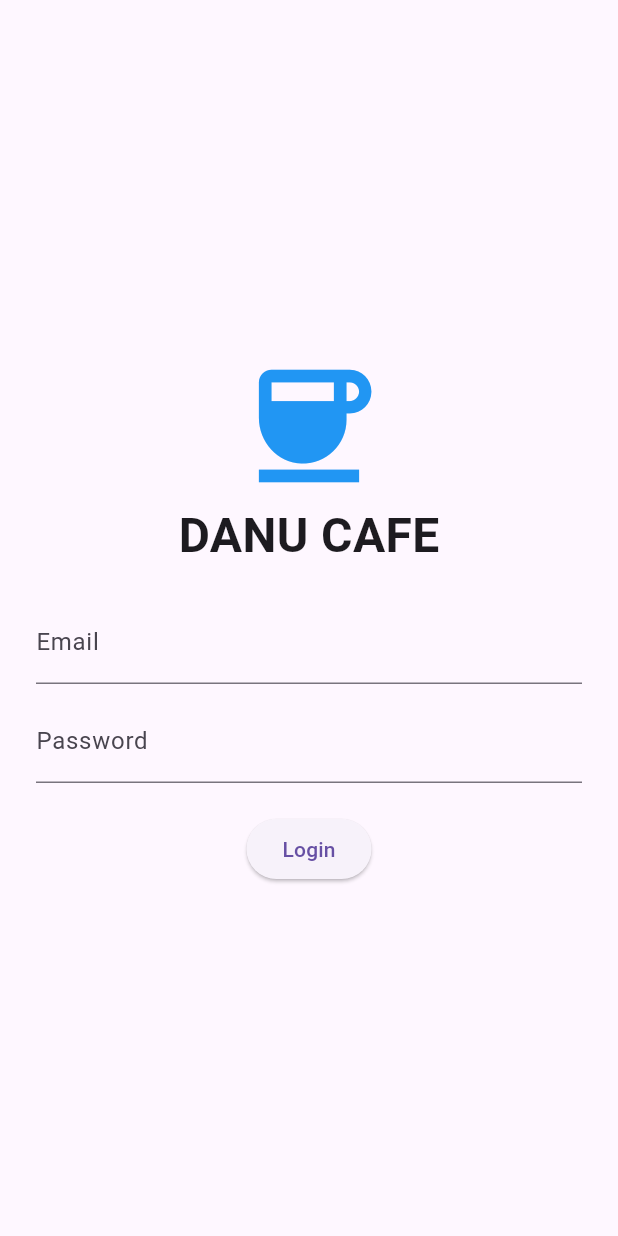
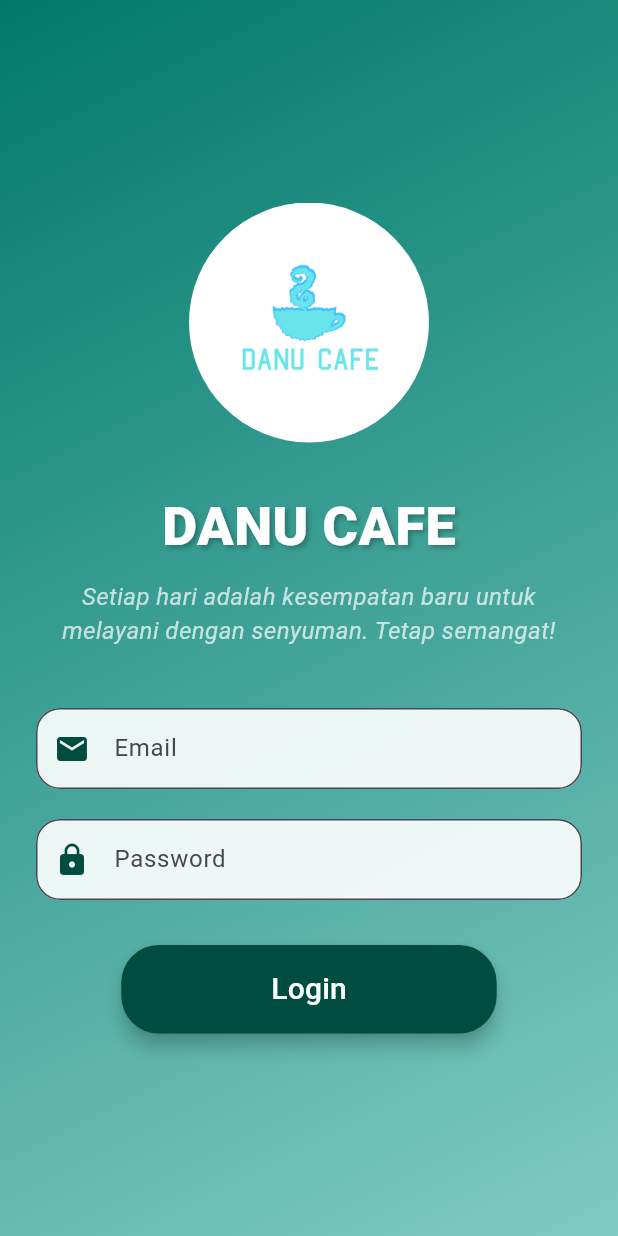
Before and after one commit to DanuCandra/pos, a Flutter app: the LoginScreen screen opened directly, on a phone screen of 412 x 824 dp. Run offline on Flutter 3.47's test engine with Material 3 defaults, Android fonts, the phone set to English and light mode, and no system bars; our stand-ins replace firebase_auth, firebase_core, sqflite; accounts and stored records are empty.

Commit message:
fiks jadi

```diff
--- a/lib/deskripsi.dart
+++ b/lib/deskripsi.dart
@@ -95,7 +95,7 @@ class Deskripsi extends StatelessWidget {
                       ),
                     );
                   },
-                  icon: Icon(Icons.edit),
+                  icon: Icon(Icons.edit , color: Colors.white),
                   label: Text('Edit Makanan',
                       style: TextStyle(color: Colors.white)),
                   style: ElevatedButton.styleFrom(
--- a/lib/edit_makanan.dart
+++ b/lib/edit_makanan.dart
@@ -164,8 +164,8 @@ class _EditMakananState extends State<EditMakanan> {
                 ),
               ),
               onPressed: _updateMenu,
-              icon: Icon(Icons.save),
-              label: Text('Simpan Perubahan'),
+              icon: Icon(Icons.save , color: Colors.white),
+              label: Text('Simpan Perubahan' , style: TextStyle(color: Colors.white)),
             ),
           ],
         ),
--- a/lib/login_screen.dart
+++ b/lib/login_screen.dart
@@ -1,10 +1,12 @@
 import 'package:firebase_auth/firebase_auth.dart';
 import 'package:flutter/material.dart';
+import 'dart:async';
 import 'home.dart';
 
 class LoginScreen extends StatelessWidget {
   final TextEditingController _emailController = TextEditingController();
   final TextEditingController _passwordController = TextEditingController();
+  final ValueNotifier<String?> _errorMessage = ValueNotifier<String?>(null);
 
   void _login(BuildContext context) async {
     try {
@@ -19,47 +21,158 @@ class LoginScreen extends StatelessWidget {
         context,
         MaterialPageRoute(builder: (context) => Home(checkoutItems: [])),
       );
+      _errorMessage.value = null;
     } catch (e) {
-      ScaffoldMessenger.of(context).showSnackBar(
-        SnackBar(content: Text('Login gagal: ${e.toString()}')),
-      );
+      _errorMessage.value = 'Email atau password salah.';
+      Timer(Duration(seconds: 3), () => _errorMessage.value = null);
     }
   }
 
   @override
   Widget build(BuildContext context) {
     return Scaffold(
-      body: Center(
-        child: Padding(
+      body: Container(
+        decoration: BoxDecoration(
+          gradient: LinearGradient(
+            colors: [Colors.teal.shade700, Colors.teal.shade200],
+            begin: Alignment.topLeft,
+            end: Alignment.bottomRight,
+          ),
+        ),
+        child: Center(
+          child: SingleChildScrollView(
             padding: const EdgeInsets.symmetric(horizontal: 24.0),
             child: Column(
               mainAxisAlignment: MainAxisAlignment.center,
               children: [
-              Icon(Icons.coffee, size: 100, color: Colors.blue),
+                CircleAvatar(
+                  radius: 80,
+                  backgroundImage: AssetImage('assets/logo.png'),
+                  backgroundColor: Colors.transparent,
+                ),
+                SizedBox(height: 30),
                 Text(
                   'DANU CAFE',
-                style: TextStyle(fontSize: 32, fontWeight: FontWeight.bold),
+                  style: TextStyle(
+                    fontSize: 36,
+                    fontWeight: FontWeight.w900,
+                    color: Colors.white,
+                    shadows: [
+                      Shadow(
+                        color: Colors.black26,
+                        offset: Offset(2, 2),
+                        blurRadius: 4,
+                      ),
+                    ],
+                  ),
+                ),
+                SizedBox(height: 10),
+                Padding(
+                  padding: const EdgeInsets.symmetric(horizontal: 16.0),
+                  child: Text(
+                    'Setiap hari adalah kesempatan baru untuk melayani dengan senyuman. Tetap semangat!',
+                    textAlign: TextAlign.center,
+                    style: TextStyle(
+                      fontSize: 16,
+                      fontStyle: FontStyle.italic,
+                      color: Colors.white70,
+                    ),
+                  ),
+                ),
+                SizedBox(height: 40),
+                _buildTextField(
+                  controller: _emailController,
+                  label: 'Email',
+                  icon: Icons.email,
                 ),
                 SizedBox(height: 20),
-              TextField(
-                controller: _emailController,
-                decoration: InputDecoration(labelText: 'Email'),
+                _buildTextField(
+                  controller: _passwordController,
+                  label: 'Password',
+                  icon: Icons.lock,
+                  obscureText: true,
                 ),
-              SizedBox(height: 10),
-              TextField(
-                controller: _passwordController,
-                obscureText: true,
-                decoration: InputDecoration(labelText: 'Password'),
+                SizedBox(height: 30),
+                ValueListenableBuilder<String?>(
+                  valueListenable: _errorMessage,
+                  builder: (context, message, child) {
+                    return AnimatedOpacity(
+                      opacity: message == null ? 0.0 : 1.0,
+                      duration: Duration(milliseconds: 500),
+                      child: message == null
+                          ? SizedBox.shrink()
+                          : Container(
+                              padding: EdgeInsets.all(12.0),
+                              margin: EdgeInsets.only(bottom: 20.0),
+                              decoration: BoxDecoration(
+                                color: Colors.red.shade200,
+                                borderRadius: BorderRadius.circular(8.0),
+                                boxShadow: [
+                                  BoxShadow(
+                                    color: Colors.black12,
+                                    offset: Offset(2, 2),
+                                    blurRadius: 4,
                                   ),
-              SizedBox(height: 20),
+                                ],
+                              ),
+                              child: Row(
+                                children: [
+                                  Icon(Icons.error_outline, color: Colors.red.shade700),
+                                  SizedBox(width: 10),
+                                  Expanded(
+                                    child: Text(
+                                      message,
+                                      style: TextStyle(color: Colors.red.shade900),
+                                    ),
+                                  ),
+                                ],
+                              ),
+                            ),
+                    );
+                  },
+                ),
                 ElevatedButton(
                   onPressed: () => _login(context),
-                child: Text('Login'),
+                  style: ElevatedButton.styleFrom(
+                    backgroundColor: Colors.teal.shade900,
+                    padding: EdgeInsets.symmetric(horizontal: 100, vertical: 15),
+                    shape: RoundedRectangleBorder(
+                      borderRadius: BorderRadius.circular(25),
+                    ),
+                    elevation: 5,
+                  ),
+                  child: Text(
+                    'Login',
+                    style: TextStyle(fontSize: 20, color: Colors.white),
+                  ),
                 ),
               ],
             ),
           ),
         ),
+      ),
+    );
+  }
+
+  Widget _buildTextField({
+    required TextEditingController controller,
+    required String label,
+    required IconData icon,
+    bool obscureText = false,
+  }) {
+    return TextField(
+      controller: controller,
+      obscureText: obscureText,
+      decoration: InputDecoration(
+        labelText: label,
+        border: OutlineInputBorder(
+          borderRadius: BorderRadius.circular(16.0),
+        ),
+        filled: true,
+        fillColor: Colors.white.withAlpha(230),
+        prefixIcon: Icon(icon, color: Colors.teal.shade900),
+        contentPadding: EdgeInsets.symmetric(vertical: 15, horizontal: 20),
+      ),
     );
   }
 }
--- a/lib/main.dart
+++ b/lib/main.dart
@@ -1,6 +1,6 @@
 import 'package:firebase_core/firebase_core.dart';
 import 'package:flutter/material.dart';
-import 'package:pos_kasir/home.dart';
+import 'package:pos_kasir/login_screen.dart';
 
 void main() async {
   WidgetsFlutterBinding.ensureInitialized();
@@ -14,7 +14,7 @@ class MyApp extends StatelessWidget {
     return MaterialApp(
       title: 'Danu Cafe POS',
       theme: ThemeData(primarySwatch: Colors.blue),
-      home: Home(checkoutItems: []),
+      home: LoginScreen(),
       debugShowCheckedModeBanner: false,
     );
   }
--- a/pubspec.yaml
+++ b/pubspec.yaml
@@ -52,13 +52,15 @@ dev_dependencies:
 # The following section is specific to Flutter packages.
 flutter:
 
+
   # The following line ensures that the Material Icons font is
   # included with your application, so that you can use the icons in
   # the material Icons class.
   uses-material-design: true
   # To add assets to your application, add an assets section, like this:
-  # assets:
-  #   - images/a_dot_burr.jpeg
+  assets:
+    - assets/logo.png
+    - assets/logodanu.png
   #   - images/a_dot_ham.jpeg
   # An image asset can refer to one or more resolution-specific "variants", see
   # https://flutter.dev/to/resolution-aware-images
```
Also changed, not shown: assets/logo.png (added), assets/logodanu.png (added). Lines whose indentation alone changed are shown as unchanged.
